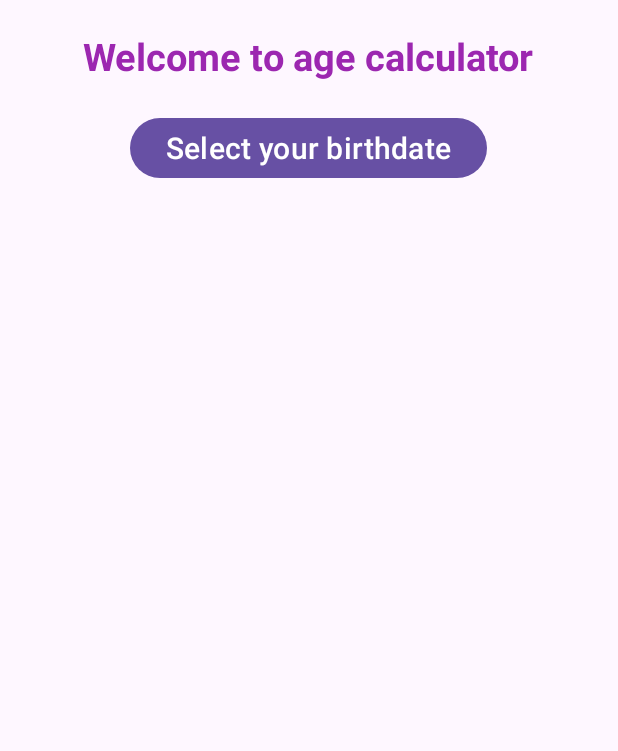
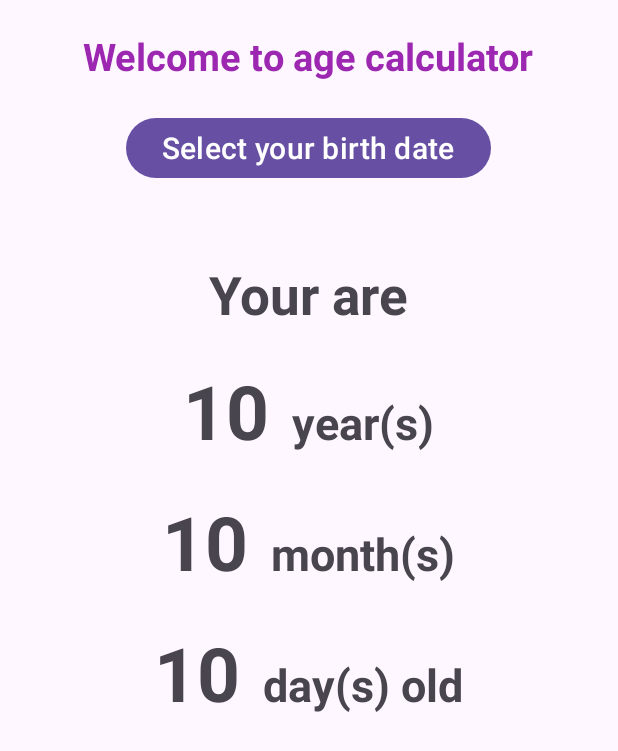
Before and after one commit to mimtiaze/age-calculator, an Android app: the screen it shows after launch (MainActivity), on a phone screen of 412 x 824 dp. Shown: the top 751 px of the screen. Run offline under Robolectric (Android 15) with nearby library versions, the phone set to English and light mode, and no system bars.

Commit message:
design done

```diff
--- a/app/src/main/java/com/mimtiaze/agecalculator/MainActivity.kt
+++ b/app/src/main/java/com/mimtiaze/agecalculator/MainActivity.kt
@@ -6,14 +6,16 @@ import android.os.Bundle
 import android.view.View
 import android.widget.Button
 import android.widget.DatePicker
+import android.widget.Toast
 import java.util.Calendar
+import java.util.Date
 
 class MainActivity : AppCompatActivity(), DatePickerDialog.OnDateSetListener {
 
-    private val myCalender: Calendar = Calendar.getInstance()
-    private val year = myCalender.get(Calendar.YEAR)
-    private val month = myCalender.get(Calendar.MONTH)
-    private val day = myCalender.get(Calendar.DAY_OF_MONTH)
+    private val todayCal: Calendar = Calendar.getInstance()
+    private val year = todayCal.get(Calendar.YEAR)
+    private val month = todayCal.get(Calendar.MONTH)
+    private val day = todayCal.get(Calendar.DAY_OF_MONTH)
 
     override fun onCreate(savedInstanceState: Bundle?) {
         super.onCreate(savedInstanceState)
@@ -33,7 +35,13 @@ class MainActivity : AppCompatActivity(), DatePickerDialog.OnDateSetListener {
         dpd.show()
     }
 
-    override fun onDateSet(view: DatePicker?, year: Int, month: Int, dayOfMonth: Int) {
+    override fun onDateSet(view: DatePicker?, selectedYear: Int, selectedMonth: Int, selectedDayOfMonth: Int) {
         //Toast.makeText(this, "${month+1}/$dayOfMonth/$year", Toast.LENGTH_SHORT).show()
+
+        var passedYear =  year - selectedYear
+        var passedMonth = month - selectedMonth
+        var passedDay = day - selectedDayOfMonth
+
+        Toast.makeText(this, "Your are $passedYear years, $passedMonth months, $passedDay days old", Toast.LENGTH_SHORT).show()
     }
 }
--- a/app/src/main/res/layout/activity_main.xml
+++ b/app/src/main/res/layout/activity_main.xml
@@ -25,6 +25,88 @@
         android:textSize="20sp"
         android:text="@string/select_your_birthdate"/>
 
+    <TextView
+        android:layout_width="wrap_content"
+        android:layout_height="wrap_content"
+        android:layout_marginTop="50dp"
+        android:textSize="35sp"
+        android:textStyle="bold"
+        android:text="Your are"/>
+
+    <LinearLayout
+        android:layout_width="wrap_content"
+        android:layout_height="wrap_content"
+        android:orientation="horizontal"
+        android:layout_marginTop="20dp">
+
+        <TextView
+            android:id="@+id/dateYear"
+            android:layout_width="wrap_content"
+            android:layout_height="wrap_content"
+            android:textSize="50sp"
+            android:textStyle="bold"
+            android:text="10"/>
+
+        <TextView
+            android:layout_width="wrap_content"
+            android:layout_height="wrap_content"
+            android:textSize="30sp"
+            android:textStyle="bold"
+            android:layout_marginStart="15dp"
+            android:text="year(s)"/>
+
+    </LinearLayout>
+
+    <LinearLayout
+        android:layout_width="wrap_content"
+        android:layout_height="wrap_content"
+        android:orientation="horizontal"
+        android:layout_marginTop="20dp">
+
+        <TextView
+            android:id="@+id/dateMonth"
+            android:layout_width="wrap_content"
+            android:layout_height="wrap_content"
+            android:textSize="50sp"
+            android:textStyle="bold"
+            android:text="10"/>
+
+        <TextView
+            android:layout_width="wrap_content"
+            android:layout_height="wrap_content"
+            android:textSize="30sp"
+            android:textStyle="bold"
+            android:layout_marginStart="15dp"
+            android:text="month(s)"/>
+
+    </LinearLayout>
+
+    <LinearLayout
+        android:layout_width="wrap_content"
+        android:layout_height="wrap_content"
+        android:orientation="horizontal"
+        android:layout_marginTop="20dp">
+
+        <TextView
+            android:id="@+id/dateDays"
+            android:layout_width="wrap_content"
+            android:layout_height="wrap_content"
+            android:textSize="50sp"
+            android:textStyle="bold"
+            android:text="10"/>
+
+        <TextView
+            android:layout_width="wrap_content"
+            android:layout_height="wrap_content"
+            android:textSize="30sp"
+            android:textStyle="bold"
+            android:layout_marginStart="15dp"
+            android:text="day(s) old"/>
+
+    </LinearLayout>
+
+
+
 
 
 
--- a/app/src/main/res/values/strings.xml
+++ b/app/src/main/res/values/strings.xml
@@ -1,5 +1,5 @@
 <resources>
     <string name="app_name">Age calculator</string>
     <string name="heading">Welcome to age calculator</string>
-    <string name="select_your_birthdate">Select your birthdate</string>
+    <string name="select_your_birthdate">Select your birth date</string>
 </resources>
```
